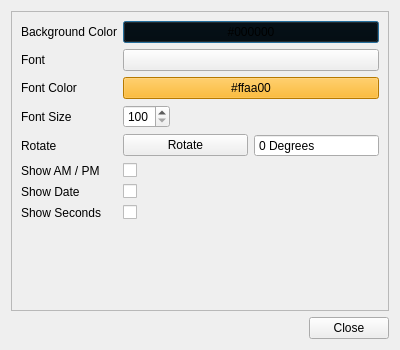
Above: UI/dreamy_options.ui from textbrowser/dreamy before the change. Below: the same form after it.
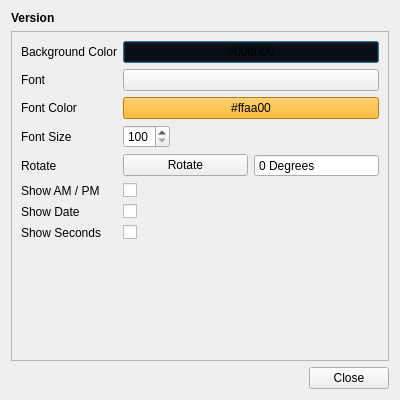
That is the form after the change. Icons and pictures are not drawn.

Diff of the .ui file:
```diff
--- a/UI/dreamy_options.ui
+++ b/UI/dreamy_options.ui
@@ -7,7 +7,7 @@
     <x>0</x>
     <y>0</y>
     <width>400</width>
-    <height>350</height>
+    <height>400</height>
    </rect>
   </property>
   <property name="windowTitle">
@@ -18,6 +18,22 @@
     <normaloff>:/dreamy.png</normaloff>:/dreamy.png</iconset>
   </property>
   <layout class="QVBoxLayout" name="verticalLayout">
+   <item>
+    <widget class="QLabel" name="version">
+     <property name="font">
+      <font>
+       <weight>75</weight>
+       <bold>true</bold>
+      </font>
+     </property>
+     <property name="text">
+      <string>Version</string>
+     </property>
+     <property name="wordWrap">
+      <bool>true</bool>
+     </property>
+    </widget>
+   </item>
    <item>
     <widget class="QScrollArea" name="scrollArea">
      <property name="widgetResizable">
@@ -29,7 +45,7 @@
         <x>0</x>
         <y>0</y>
         <width>384</width>
-        <height>294</height>
+        <height>320</height>
        </rect>
       </property>
       <layout class="QFormLayout" name="formLayout">
```
